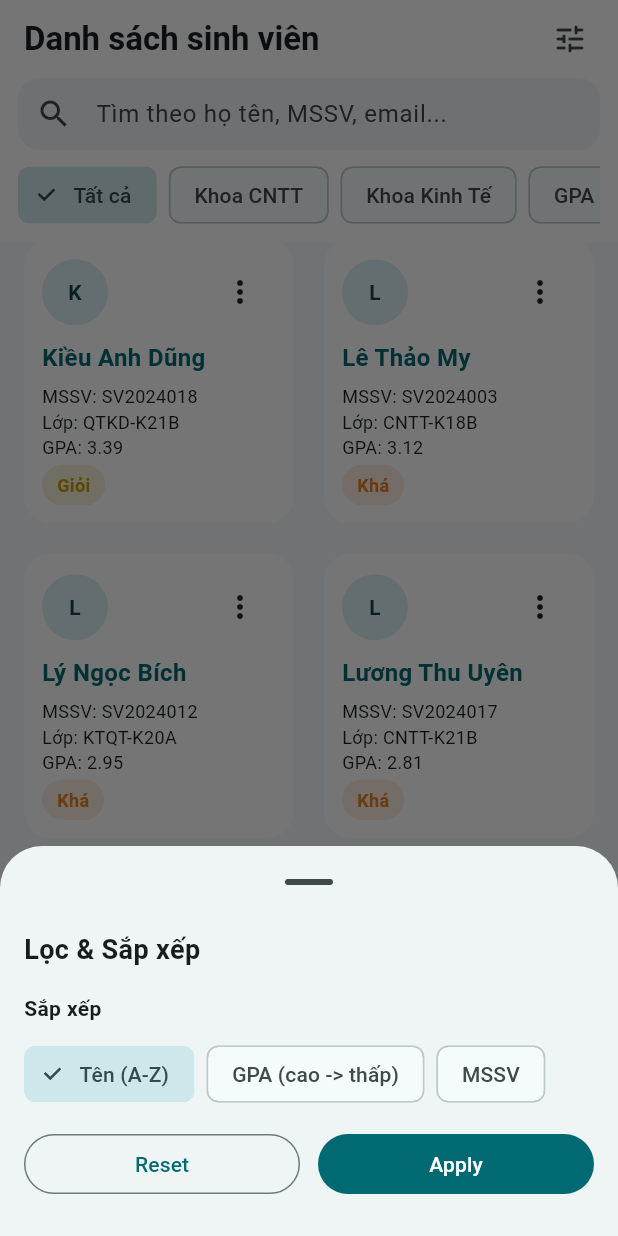
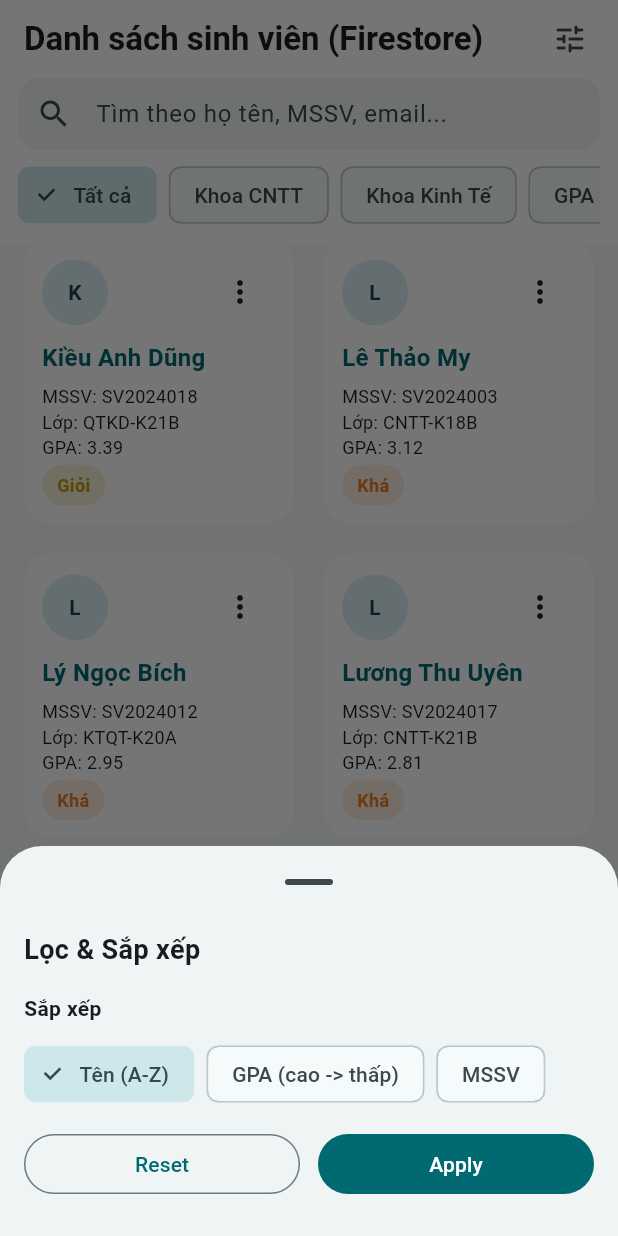
Before and after one commit to HelloNeighbor2311/Student_Manager, a Flutter app: the screen it shows after launch, scrolled down 229 dp, after a tap on the "tune" icon, on a phone screen of 412 x 824 dp. Run offline on Flutter 3.47's test engine with Material 3 defaults, Android fonts, the phone set to English and light mode, and no system bars; our stand-ins replace cloud_firestore, firebase_core, image_picker; accounts and stored records are empty; generated files the repository leaves out were written again; network calls fail.

```diff
--- a/lib/main.dart
+++ b/lib/main.dart
@@ -1,7 +1,18 @@
+import 'package:firebase_core/firebase_core.dart';
 import 'package:flutter/material.dart';
+import 'package:student_manager/firebase_options.dart';
 import 'package:student_manager/screens/home_screen.dart';
 
-void main() {
+Future<void> main() async {
+  WidgetsFlutterBinding.ensureInitialized();
+  try {
+    await Firebase.initializeApp(
+      options: DefaultFirebaseOptions.currentPlatform,
+    );
+  } catch (_) {
+    // App still runs with local fallback if Firebase is not configured yet.
+  }
+
   runApp(const StudentManagerApp());
 }
 
--- a/lib/models/student.dart
+++ b/lib/models/student.dart
@@ -5,6 +5,19 @@ enum AcademicRank { excellent, good, fair, average }
 enum SortBy { nameAZ, gpaDesc, studentId }
 
 enum Gender { male, female, other }
+
+Gender _genderFromString(String? value) {
+  switch (value) {
+    case 'male':
+      return Gender.male;
+    case 'female':
+      return Gender.female;
+    case 'other':
+      return Gender.other;
+    default:
+      return Gender.other;
+  }
+}
 
 class Student {
   const Student({
@@ -71,4 +84,85 @@ class Student {
         return 'Khác';
     }
   }
+
+  Student copyWith({
+    String? id,
+    String? name,
+    String? studentCode,
+    String? className,
+    String? department,
+    String? major,
+    String? course,
+    String? email,
+    String? phone,
+    String? address,
+    DateTime? birthDate,
+    Gender? gender,
+    double? gpa,
+    String? avatarUrl,
+    Uint8List? avatarBytes,
+  }) {
+    return Student(
+      id: id ?? this.id,
+      name: name ?? this.name,
+      studentCode: studentCode ?? this.studentCode,
+      className: className ?? this.className,
+      department: department ?? this.department,
+      major: major ?? this.major,
+      course: course ?? this.course,
+      email: email ?? this.email,
+      phone: phone ?? this.phone,
+      address: address ?? this.address,
+      birthDate: birthDate ?? this.birthDate,
+      gender: gender ?? this.gender,
+      gpa: gpa ?? this.gpa,
+      avatarUrl: avatarUrl ?? this.avatarUrl,
+      avatarBytes: avatarBytes ?? this.avatarBytes,
+    );
+  }
+
+  Map<String, dynamic> toMap() {
+    return {
+      'id': id,
+      'name': name,
+      'studentCode': studentCode,
+      'className': className,
+      'department': department,
+      'major': major,
+      'course': course,
+      'email': email,
+      'phone': phone,
+      'address': address,
+      'birthDate': birthDate.millisecondsSinceEpoch,
+      'gender': gender.name,
+      'gpa': gpa,
+      'avatarUrl': avatarUrl,
+    };
+  }
+
+  factory Student.fromMap(Map<String, dynamic> map) {
+    final birthRaw = map['birthDate'];
+    final birthMillis = birthRaw is int
+        ? birthRaw
+        : int.tryParse('$birthRaw') ?? 0;
+    final gpaRaw = map['gpa'];
+    final gpaValue = gpaRaw is num ? gpaRaw.toDouble() : 0.0;
+
+    return Student(
+      id: '${map['id'] ?? ''}',
+      name: '${map['name'] ?? ''}',
+      studentCode: '${map['studentCode'] ?? ''}',
+      className: '${map['className'] ?? ''}',
+      department: '${map['department'] ?? ''}',
+      major: '${map['major'] ?? ''}',
+      course: '${map['course'] ?? ''}',
+      email: '${map['email'] ?? ''}',
+      phone: '${map['phone'] ?? ''}',
+      address: '${map['address'] ?? ''}',
+      birthDate: DateTime.fromMillisecondsSinceEpoch(birthMillis),
+      gender: _genderFromString(map['gender']?.toString()),
+      gpa: gpaValue,
+      avatarUrl: map['avatarUrl']?.toString(),
+    );
+  }
 }
--- a/lib/screens/home_screen.dart
+++ b/lib/screens/home_screen.dart
@@ -4,6 +4,7 @@ import 'package:flutter/material.dart';
 import 'package:student_manager/models/student.dart';
 import 'package:student_manager/screens/detail_screen.dart';
 import 'package:student_manager/screens/student_form_screen.dart';
+import 'package:student_manager/services/student_firestore_service.dart';
 import 'package:student_manager/services/student_service.dart';
 import 'package:student_manager/widgets/student_card.dart';
 
@@ -23,20 +24,25 @@ class _HomeScreenState extends State<HomeScreen> {
 
   final ScrollController _scrollController = ScrollController();
   final TextEditingController _searchController = TextEditingController();
+  final StudentFirestoreService _firestoreService = StudentFirestoreService();
 
-  final List<Student> _allStudents = StudentService.seedStudents();
+  final List<Student> _allStudents = <Student>[];
   final List<Student> _visibleStudents = <Student>[];
 
   String _selectedQuickFilter = _filterAll;
   SortBy _sortBy = SortBy.nameAZ;
   bool _loadingMore = false;
   bool _hasMore = true;
+  bool _loadingInitial = true;
+  bool _usingCloud = false;
+
+  bool get _firebaseReady => _firestoreService.isFirebaseInitialized;
 
   @override
   void initState() {
     super.initState();
     _scrollController.addListener(_onScroll);
-    _reloadVisibleData();
+    _initializeStudents();
   }
 
   @override
@@ -87,8 +93,62 @@ class _HomeScreenState extends State<HomeScreen> {
     return result;
   }
 
+  Future<void> _initializeStudents() async {
+    setState(() => _loadingInitial = true);
+
+    try {
+      if (_firestoreService.isFirebaseInitialized) {
+        final cloudStudents = await _firestoreService.fetchOrSeedStudents(
+          StudentService.seedStudents(),
+        );
+
+        if (!mounted) return;
+        setState(() {
+          _allStudents
+            ..clear()
+            ..addAll(cloudStudents);
+          _usingCloud = true;
+        });
+      } else {
+        _loadLocalSeed();
+      }
+    } catch (_) {
+      _loadLocalSeed();
+    } finally {
+      if (mounted) {
+        _reloadVisibleData();
+        setState(() => _loadingInitial = false);
+      }
+    }
+  }
+
+  void _loadLocalSeed() {
+    _allStudents
+      ..clear()
+      ..addAll(StudentService.seedStudents());
+    _usingCloud = false;
+  }
+
   Future<void> _onRefresh() async {
-    await Future<void>.delayed(const Duration(milliseconds: 600));
+    if (_firebaseReady) {
+      try {
+        final cloudStudents = await _firestoreService.fetchStudents();
+        if (!mounted) return;
+        setState(() {
+          _allStudents
+            ..clear()
+            ..addAll(cloudStudents);
+          _usingCloud = true;
+        });
+      } catch (_) {
+        if (!mounted) return;
+        ScaffoldMessenger.of(context).showSnackBar(
+          const SnackBar(content: Text('Làm mới thất bại, vui lòng thử lại.')),
+        );
+      }
+    }
+
+    await Future<void>.delayed(const Duration(milliseconds: 300));
     _reloadVisibleData();
   }
 
@@ -102,7 +162,7 @@ class _HomeScreenState extends State<HomeScreen> {
 
   Future<void> _loadMore() async {
     setState(() => _loadingMore = true);
-    await Future<void>.delayed(const Duration(milliseconds: 500));
+    await Future<void>.delayed(const Duration(milliseconds: 350));
 
     final source = _filteredStudents;
     final nextEnd = min(_visibleStudents.length + _pageSize, source.length);
@@ -151,30 +211,13 @@ class _HomeScreenState extends State<HomeScreen> {
     if (result == null) return;
 
     if (result.type == StudentDetailActionType.deleted) {
-      setState(() {
-        _allStudents.removeWhere((item) => item.id == student.id);
-      });
-      _reloadVisibleData();
-      if (!mounted) return;
-      ScaffoldMessenger.of(
-        context,
-      ).showSnackBar(SnackBar(content: Text('Đã xóa: ${student.name}')));
+      await _deleteStudent(student, showMessage: false);
+      return;
     }
 
     if (result.type == StudentDetailActionType.edited &&
         result.student != null) {
-      final edited = result.student!;
-      final index = _allStudents.indexWhere((item) => item.id == edited.id);
-      if (index >= 0) {
-        setState(() {
-          _allStudents[index] = edited;
-        });
-        _reloadVisibleData();
-        if (!mounted) return;
-        ScaffoldMessenger.of(context).showSnackBar(
-          const SnackBar(content: Text('Cập nhật sinh viên thành công')),
-        );
-      }
+      await _saveEditedStudent(result.student!, showMessage: false);
     }
   }
 
@@ -187,13 +230,34 @@ class _HomeScreenState extends State<HomeScreen> {
     );
     if (result == null || !mounted) return;
 
+    try {
+      if (_firebaseReady) {
+        await _firestoreService.addStudent(result.student);
+        _usingCloud = true;
+      }
+
       setState(() {
         _allStudents.insert(0, result.student);
       });
       _reloadVisibleData();
-    ScaffoldMessenger.of(
-      context,
-    ).showSnackBar(const SnackBar(content: Text('Thêm sinh viên thành công')));
+      if (!mounted) return;
+      ScaffoldMessenger.of(context).showSnackBar(
+        SnackBar(
+          content: Text(
+            _usingCloud
+                ? 'Thêm sinh viên thành công (đã lưu Firestore)'
+                : 'Thêm sinh viên tạm thời (Local mode)',
+          ),
+        ),
+      );
+    } catch (_) {
+      if (!mounted) return;
+      ScaffoldMessenger.of(context).showSnackBar(
+        const SnackBar(
+          content: Text('Không thể lưu lên Firestore. Dữ liệu chưa được tạo.'),
+        ),
+      );
+    }
   }
 
   Future<void> _openEditStudentForm(Student student) async {
@@ -208,15 +272,82 @@ class _HomeScreenState extends State<HomeScreen> {
     );
     if (result == null || !mounted) return;
 
-    final index = _allStudents.indexWhere((item) => item.id == student.id);
+    await _saveEditedStudent(result.student);
+  }
+
+  Future<void> _saveEditedStudent(
+    Student edited, {
+    bool showMessage = true,
+  }) async {
+    final index = _allStudents.indexWhere((item) => item.id == edited.id);
     if (index < 0) return;
+
+    try {
+      if (_firebaseReady) {
+        await _firestoreService.updateStudent(edited);
+        _usingCloud = true;
+      }
+
       setState(() {
-      _allStudents[index] = result.student;
+        _allStudents[index] = edited;
       });
       _reloadVisibleData();
+
+      if (showMessage && mounted) {
         ScaffoldMessenger.of(context).showSnackBar(
-      const SnackBar(content: Text('Cập nhật sinh viên thành công')),
+          SnackBar(
+            content: Text(
+              _usingCloud
+                  ? 'Cập nhật sinh viên thành công (Firestore)'
+                  : 'Cập nhật sinh viên tạm thời (Local mode)',
+            ),
+          ),
         );
+      }
+    } catch (_) {
+      if (!mounted) return;
+      ScaffoldMessenger.of(context).showSnackBar(
+        const SnackBar(
+          content: Text('Không thể cập nhật lên Firestore. Dữ liệu chưa đổi.'),
+        ),
+      );
+    }
+  }
+
+  Future<void> _deleteStudent(
+    Student student, {
+    bool showMessage = true,
+  }) async {
+    try {
+      if (_firebaseReady) {
+        await _firestoreService.deleteStudent(student.id);
+        _usingCloud = true;
+      }
+
+      setState(() {
+        _allStudents.removeWhere((item) => item.id == student.id);
+      });
+      _reloadVisibleData();
+
+      if (showMessage && mounted) {
+        ScaffoldMessenger.of(context).showSnackBar(
+          SnackBar(
+            content: Text(
+              _usingCloud
+                  ? 'Đã xóa: ${student.name} (Firestore)'
+                  : 'Đã xóa cục bộ: ${student.name}',
+            ),
+          ),
+        );
+      }
+    } catch (_) {
+      if (!mounted) return;
+      ScaffoldMessenger.of(context).showSnackBar(
+        const SnackBar(
+          content: Text('Không thể xóa trên Firestore. Dữ liệu chưa bị xóa.'),
+        ),
+      );
+    }
   }
 
   void _openSortFilterSheet() {
@@ -316,6 +447,10 @@ class _HomeScreenState extends State<HomeScreen> {
     final screenWidth = MediaQuery.of(context).size.width;
     final crossAxisCount = screenWidth < 900 ? 2 : 3;
 
+    if (_loadingInitial) {
+      return const Scaffold(body: Center(child: CircularProgressIndicator()));
+    }
+
     return Scaffold(
       floatingActionButton: FloatingActionButton(
         onPressed: _openAddStudentForm,
@@ -332,9 +467,11 @@ class _HomeScreenState extends State<HomeScreen> {
               backgroundColor: Colors.white,
               surfaceTintColor: Colors.white,
               titleSpacing: 16,
-              title: const Text(
-                'Danh sách sinh viên',
-                style: TextStyle(fontWeight: FontWeight.w700),
+              title: Text(
+                _usingCloud
+                    ? 'Danh sách sinh viên (Firestore)'
+                    : 'Danh sách sinh viên (Local)',
+                style: const TextStyle(fontWeight: FontWeight.w700),
               ),
               actions: [
                 _BadgeIconButton(
@@ -417,17 +554,7 @@ class _HomeScreenState extends State<HomeScreen> {
                       student: student,
                       onAvatarTap: () => _openDetail(student),
                       onEdit: () => _openEditStudentForm(student),
-                      onDelete: () {
-                        setState(() {
-                          _allStudents.removeWhere(
-                            (item) => item.id == student.id,
-                          );
-                        });
-                        _reloadVisibleData();
-                        ScaffoldMessenger.of(context).showSnackBar(
-                          SnackBar(content: Text('Đã xóa: ${student.name}')),
-                        );
-                      },
+                      onDelete: () => _deleteStudent(student),
                     );
                   },
                 ),
--- /dev/null
+++ b/lib/services/student_firestore_service.dart
@@ -0,0 +1,92 @@
+import 'package:cloud_firestore/cloud_firestore.dart';
+import 'package:firebase_core/firebase_core.dart';
+import 'package:student_manager/models/student.dart';
+
+class StudentFirestoreService {
+  static const Duration _requestTimeout = Duration(seconds: 8);
+
+  StudentFirestoreService({FirebaseFirestore? firestore})
+    : _firestoreOverride = firestore;
+
+  final FirebaseFirestore? _firestoreOverride;
+
+  FirebaseFirestore get _firestoreOrThrow {
+    if (!isFirebaseInitialized) {
+      throw StateError('Firebase chưa được khởi tạo.');
+    }
+    return _firestoreOverride ?? FirebaseFirestore.instance;
+  }
+
+  CollectionReference<Map<String, dynamic>> get _collection =>
+      _firestoreOrThrow.collection('students');
+
+  bool get isFirebaseInitialized => Firebase.apps.isNotEmpty;
+
+  Future<void> seedIfEmpty(List<Student> seeds) async {
+    if (!isFirebaseInitialized) {
+      return;
+    }
+    final firestore = _firestoreOrThrow;
+    final snapshot = await _collection.limit(1).get().timeout(_requestTimeout);
+    if (snapshot.docs.isNotEmpty) {
+      return;
+    }
+
+    final batch = firestore.batch();
+    for (final student in seeds) {
+      final ref = _collection.doc(student.id);
+      batch.set(ref, student.toMap());
+    }
+    await batch.commit().timeout(_requestTimeout);
+  }
+
+  Future<List<Student>> fetchStudents() async {
+    if (!isFirebaseInitialized) {
+      throw StateError('Firebase chưa được khởi tạo.');
+    }
+
+    final snapshot = await _collection.get().timeout(_requestTimeout);
+    final students = snapshot.docs
+        .map((doc) => Student.fromMap({...doc.data(), 'id': doc.id}))
+        .toList();
+    students.sort((a, b) => a.name.compareTo(b.name));
+    return students;
+  }
+
+  Future<void> addStudent(Student student) async {
+    if (!isFirebaseInitialized) {
+      throw StateError('Firebase chưa được khởi tạo.');
+    }
+    await _collection
+        .doc(student.id)
+        .set(student.toMap())
+        .timeout(_requestTimeout);
+  }
+
+  Future<void> updateStudent(Student student) async {
+    if (!isFirebaseInitialized) {
+      throw StateError('Firebase chưa được khởi tạo.');
+    }
+    await _collection
+        .doc(student.id)
+        .update(student.toMap())
+        .timeout(_requestTimeout);
+  }
+
+  Future<void> deleteStudent(String id) async {
+    if (!isFirebaseInitialized) {
+      throw StateError('Firebase chưa được khởi tạo.');
+    }
+    await _collection.doc(id).delete().timeout(_requestTimeout);
+  }
+
+  Future<List<Student>> fetchOrSeedStudents(List<Student> seeds) async {
+    final current = await fetchStudents();
+    if (current.isNotEmpty) {
+      return current;
+    }
+
+    await seedIfEmpty(seeds);
+    return fetchStudents();
+  }
+}
--- a/pubspec.yaml
+++ b/pubspec.yaml
@@ -36,6 +36,8 @@ dependencies:
   cupertino_icons: ^1.0.8
   intl: ^0.20.2
   image_picker: ^1.1.2
+  firebase_core: ^3.13.1
+  cloud_firestore: ^5.6.8
 
 dev_dependencies:
   flutter_test:
```
Also changed, not shown: firebase.json (added), pubspec.lock, 7 other files. Lines whose indentation alone changed are shown as unchanged.
